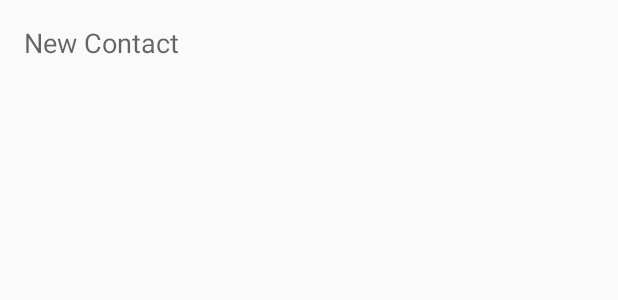
After one commit to bboudra/ScopeText, an Android app: the layout fragment_screen_slide_page.xml on its own in the app's theme, with its tools: preview values and no code run, on a phone screen of 412 x 824 dp. The commit adds this screen. Shown: the top 300 px of the screen. Run offline under Robolectric (Android 15) with nearby library versions, the phone set to English and light mode, and no system bars.

Commit message:
Added sliding page UI.

```diff
--- /dev/null
+++ b/app/src/main/res/layout/activity_screen_slide.xml
@@ -0,0 +1,5 @@
+<android.support.v4.view.ViewPager
+    xmlns:android="http://schemas.android.com/apk/res/android"
+    android:id="@+id/fragment_pager"
+    android:layout_width="match_parent"
+    android:layout_height="match_parent" />
--- /dev/null
+++ b/app/src/main/res/layout/fragment_screen_slide_page.xml
@@ -0,0 +1,12 @@
+<ScrollView xmlns:android="http://schemas.android.com/apk/res/android"
+    android:id="@+id/content"
+    android:layout_width="match_parent"
+    android:layout_height="match_parent" >
+
+    <TextView style="?android:textAppearanceMedium"
+        android:padding="16dp"
+        android:lineSpacingMultiplier="1.2"
+        android:layout_width="match_parent"
+        android:layout_height="wrap_content"
+        android:text="@string/new_contact_header" />
+</ScrollView>
--- a/app/src/main/res/menu/action_bar_menu.xml
+++ b/app/src/main/res/menu/action_bar_menu.xml
@@ -1,11 +1,5 @@
 <menu xmlns:android="http://schemas.android.com/apk/res/android"
       xmlns:app="http://schemas.android.com/apk/res-auto" >
-
-    <item
-        android:id="@+id/action_new_contact"
-        android:title="action_new_contact"
-        android:icon="@drawable/ic_add_white_36dp"
-        app:showAsAction="always"/>
 
     <item
         android:id="@+id/action_custom_settings"
--- a/app/src/main/res/values/strings.xml
+++ b/app/src/main/res/values/strings.xml
@@ -4,6 +4,7 @@
     <string name="action_new_contact">Add Contact</string>
     <string name="new_contact_header">New Contact</string>
     <string name="search_contact_text">Search Contact Name: </string>
+    <string name="new_contact">NEW_CONTACT</string>
 
     <!-- TODO: Remove or change this placeholder text -->
     <string name="hello_blank_fragment">Hello blank fragment</string>
```
Also changed, not shown: app/src/main/java/org/scopetext/scopetext/MainActivity.java (+51 -13 lines), app/src/main/java/org/scopetext/scopetext/ScreenSlidePageFragment.java (added, +28 -0 lines).
